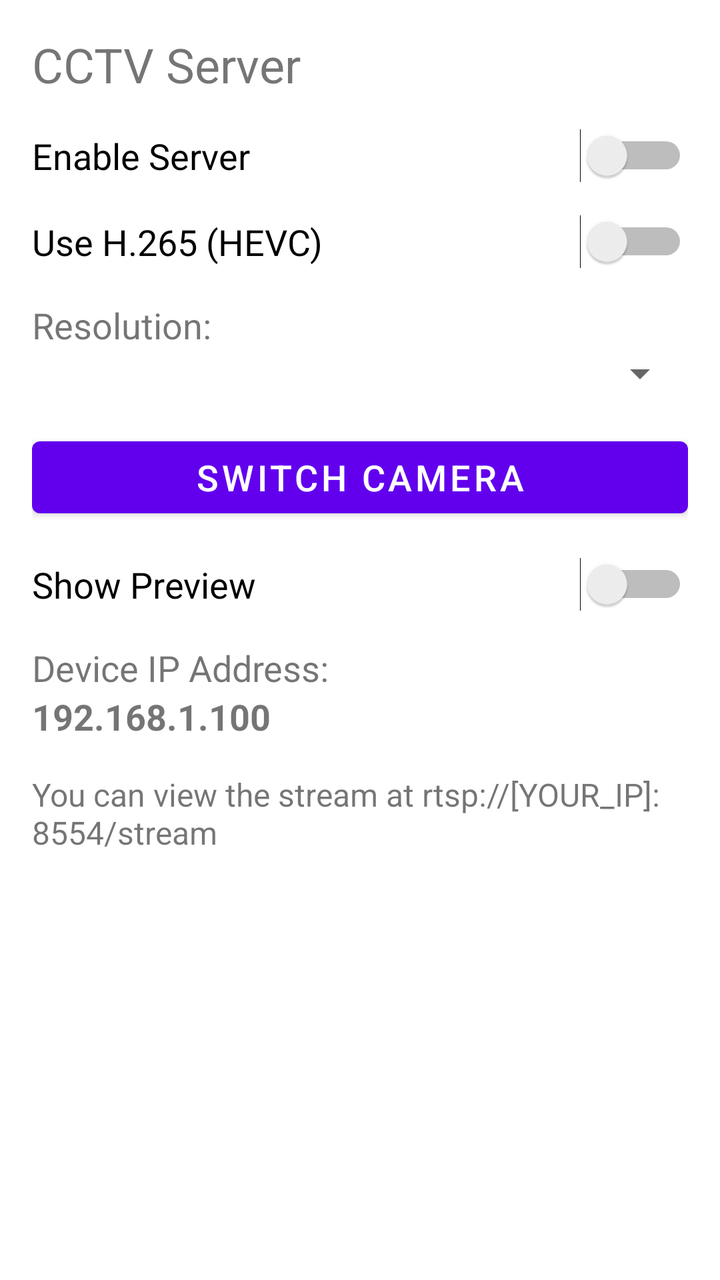
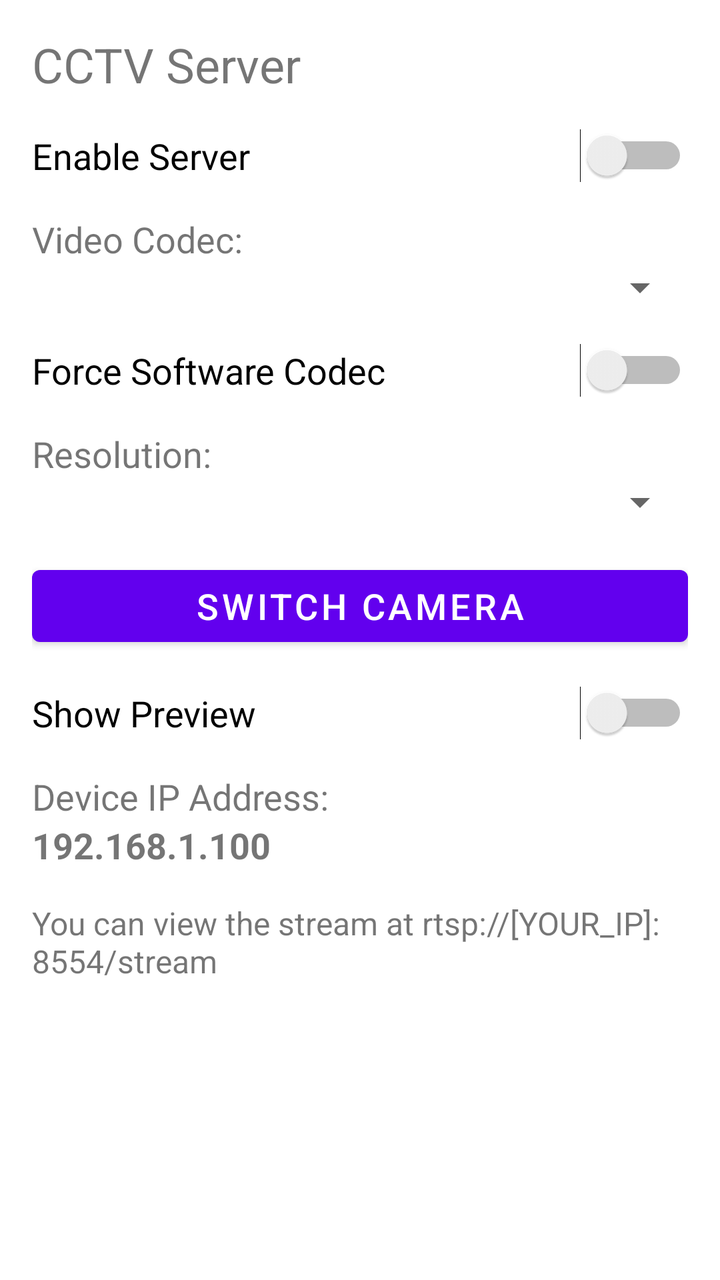

The first picture is an Android layout as it rendered before a commit; the second is the same layout after the commit. The layout source and the unified diff follow.
<!-- AndroidManifest.xml: application theme Theme.RTSPCCTVAPP -->
<!-- res/layout/activity_main.xml -->
<?xml version="1.0" encoding="utf-8"?>
<LinearLayout xmlns:android="http://schemas.android.com/apk/res/android"
    xmlns:app="http://schemas.android.com/apk/res-auto"
    xmlns:tools="http://schemas.android.com/tools"
    android:layout_width="match_parent"
    android:layout_height="match_parent"
    android:orientation="vertical"
    android:padding="16dp"
    tools:context=".MainActivity">

    <TextView
        android:layout_width="wrap_content"
        android:layout_height="wrap_content"
        android:text="CCTV Server"
        android:textSize="24sp"
        android:layout_marginBottom="16dp"/>

    <Switch
        android:id="@+id/switch_server"
        android:layout_width="match_parent"
        android:layout_height="wrap_content"
        android:text="Enable Server"
        android:textSize="18sp"
        android:layout_marginBottom="16dp"/>

    <Switch
        android:id="@+id/switch_codec"
        android:layout_width="match_parent"
        android:layout_height="wrap_content"
        android:text="Use H.265 (HEVC)"
        android:textSize="18sp"
        android:layout_marginBottom="16dp"/>

    <TextView
        android:layout_width="wrap_content"
        android:layout_height="wrap_content"
        android:text="Resolution:"
        android:textSize="18sp" />

    <Spinner
        android:id="@+id/spinner_resolution"
        android:layout_width="match_parent"
        android:layout_height="wrap_content"
        android:layout_marginBottom="16dp" 
        android:spinnerMode="dropdown"/>

    <Button
        android:id="@+id/btn_switch_camera"
        android:layout_width="match_parent"
        android:layout_height="wrap_content"
        android:text="Switch Camera"
        android:textSize="18sp"
        android:layout_marginBottom="16dp"/>

    <Switch
        android:id="@+id/switch_preview"
        android:layout_width="match_parent"
        android:layout_height="wrap_content"
        android:text="Show Preview"
        android:textSize="18sp"
        android:layout_marginBottom="16dp"/>

    <TextView
        android:layout_width="wrap_content"
        android:layout_height="wrap_content"
        android:text="Device IP Address:"
        android:textSize="18sp" />

    <TextView
        android:id="@+id/text_ip_address"
        android:layout_width="wrap_content"
        android:layout_height="wrap_content"
        android:text="192.168.1.100"
        android:textSize="18sp"
        android:textStyle="bold"
        android:layout_marginBottom="16dp"/>

    <TextView
        android:id="@+id/view_guide"
        android:layout_width="wrap_content"
        android:layout_height="wrap_content"
        android:text="You can view the stream at rtsp://[YOUR_IP]:8554/stream"
        android:textSize="16sp" />

</LinearLayout>
<!-- resources referenced by this layout -->
<resources>
  <style name="Theme.RTSPCCTVAPP" parent="Theme.MaterialComponents.DayNight.DarkActionBar">
          
          <item name="colorPrimary">@color/purple_500</item>
          <item name="colorPrimaryVariant">@color/purple_700</item>
          <item name="colorOnPrimary">@color/white</item>
          
          <item name="colorSecondary">@color/teal_200</item>
          <item name="colorSecondaryVariant">@color/teal_700</item>
          <item name="colorOnSecondary">@color/black</item>
          
          <item name="android:statusBarColor">?attr/colorPrimaryVariant</item>
          
      </style>
  <color name="purple_500">#FF6200EE</color>
  <color name="purple_700">#FF3700B3</color>
  <color name="white">#FFFFFFFF</color>
  <color name="teal_200">#FF03DAC5</color>
  <color name="teal_700">#FF018786</color>
  <color name="black">#FF000000</color>
</resources>

<!-- the commit's change to res/layout/activity_main.xml (unified diff, before → after) -->
@@ -23,11 +23,24 @@
         android:textSize="18sp"
         android:layout_marginBottom="16dp"/>
 
-    <Switch
-        android:id="@+id/switch_codec"
+    <TextView
+        android:layout_width="wrap_content"
+        android:layout_height="wrap_content"
+        android:text="Video Codec:"
+        android:textSize="18sp" />
+
+    <Spinner
+        android:id="@+id/spinner_codec"
         android:layout_width="match_parent"
         android:layout_height="wrap_content"
-        android:text="Use H.265 (HEVC)"
+        android:layout_marginBottom="16dp" 
+        android:spinnerMode="dropdown"/>
+
+    <Switch
+        android:id="@+id/switch_force_software"
+        android:layout_width="match_parent"
+        android:layout_height="wrap_content"
+        android:text="Force Software Codec"
         android:textSize="18sp"
         android:layout_marginBottom="16dp"/>
 
